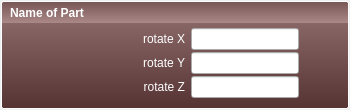
Old version of the form panel_single.ui in the repository sdao/mannequin.
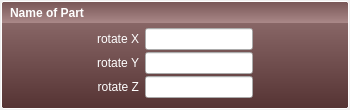
New version of the form.

Commit message: improve gui panel spacing

What changed in the file:
```diff
--- a/panel_single.ui
+++ b/panel_single.ui
@@ -74,7 +74,7 @@
      <property name="alignment">
       <set>Qt::AlignCenter</set>
      </property>
-     <layout class="QGridLayout" name="gridLayout" columnstretch="2,0,0">
+     <layout class="QGridLayout" name="gridLayout" columnstretch="2,0,0,2">
       <property name="topMargin">
        <number>24</number>
       </property>
@@ -84,45 +84,39 @@
       <property name="verticalSpacing">
        <number>0</number>
       </property>
-      <item row="0" column="0">
-       <widget class="QLabel" name="rotateXLabel">
+      <item row="0" column="3">
+       <spacer name="spacerAfter">
+        <property name="orientation">
+         <enum>Qt::Horizontal</enum>
+        </property>
+        <property name="sizeHint" stdset="0">
+         <size>
+          <width>40</width>
+          <height>20</height>
+         </size>
+        </property>
+       </spacer>
+      </item>
+      <item row="0" column="2">
+       <widget class="QLineEdit" name="rotateXEdit">
+        <property name="enabled">
+         <bool>true</bool>
+        </property>
         <property name="sizePolicy">
-         <sizepolicy hsizetype="Expanding" vsizetype="Preferred">
+         <sizepolicy hsizetype="Expanding" vsizetype="Fixed">
           <horstretch>0</horstretch>
           <verstretch>0</verstretch>
          </sizepolicy>
         </property>
-        <property name="styleSheet">
-         <string notr="true">color: #fff;</string>
-        </property>
-        <property name="text">
-         <string>rotate X</string>
-        </property>
-        <property name="alignment">
-         <set>Qt::AlignRight|Qt::AlignTrailing|Qt::AlignVCenter</set>
+        <property name="maximumSize">
+         <size>
+          <width>200</width>
+          <height>16777215</height>
+         </size>
         </property>
        </widget>
       </item>
       <item row="1" column="1">
-       <widget class="QLineEdit" name="rotateYEdit">
-        <property name="enabled">
-         <bool>true</bool>
-        </property>
-        <property name="sizePolicy">
-         <sizepolicy hsizetype="Expanding" vsizetype="Fixed">
-          <horstretch>0</horstretch>
-          <verstretch>0</verstretch>
-         </sizepolicy>
-        </property>
-        <property name="maximumSize">
-         <size>
-          <width>200</width>
-          <height>16777215</height>
-         </size>
-        </property>
-       </widget>
-      </item>
-      <item row="1" column="0">
        <widget class="QLabel" name="rotateYLabel">
         <property name="sizePolicy">
          <sizepolicy hsizetype="Expanding" vsizetype="Preferred">
@@ -142,7 +136,26 @@
        </widget>
       </item>
       <item row="0" column="1">
-       <widget class="QLineEdit" name="rotateXEdit">
+       <widget class="QLabel" name="rotateXLabel">
+        <property name="sizePolicy">
+         <sizepolicy hsizetype="Expanding" vsizetype="Preferred">
+          <horstretch>0</horstretch>
+          <verstretch>0</verstretch>
+         </sizepolicy>
+        </property>
+        <property name="styleSheet">
+         <string notr="true">color: #fff;</string>
+        </property>
+        <property name="text">
+         <string>rotate X</string>
+        </property>
+        <property name="alignment">
+         <set>Qt::AlignRight|Qt::AlignTrailing|Qt::AlignVCenter</set>
+        </property>
+       </widget>
+      </item>
+      <item row="1" column="2">
+       <widget class="QLineEdit" name="rotateYEdit">
         <property name="enabled">
          <bool>true</bool>
         </property>
@@ -160,20 +173,7 @@
         </property>
        </widget>
       </item>
-      <item row="0" column="2">
-       <spacer name="horizontalSpacer">
-        <property name="orientation">
-         <enum>Qt::Horizontal</enum>
-        </property>
-        <property name="sizeHint" stdset="0">
-         <size>
-          <width>40</width>
-          <height>20</height>
-         </size>
-        </property>
-       </spacer>
-      </item>
-      <item row="2" column="1">
+      <item row="2" column="2">
        <widget class="QLineEdit" name="rotateZEdit">
         <property name="enabled">
          <bool>true</bool>
@@ -192,7 +192,7 @@
         </property>
        </widget>
       </item>
-      <item row="2" column="0">
+      <item row="2" column="1">
        <widget class="QLabel" name="rotateZLabel">
         <property name="sizePolicy">
          <sizepolicy hsizetype="Expanding" vsizetype="Preferred">
@@ -211,6 +211,19 @@
         </property>
        </widget>
       </item>
+      <item row="0" column="0">
+       <spacer name="spacerBefore">
+        <property name="orientation">
+         <enum>Qt::Horizontal</enum>
+        </property>
+        <property name="sizeHint" stdset="0">
+         <size>
+          <width>40</width>
+          <height>20</height>
+         </size>
+        </property>
+       </spacer>
+      </item>
      </layout>
     </widget>
    </item>
```
